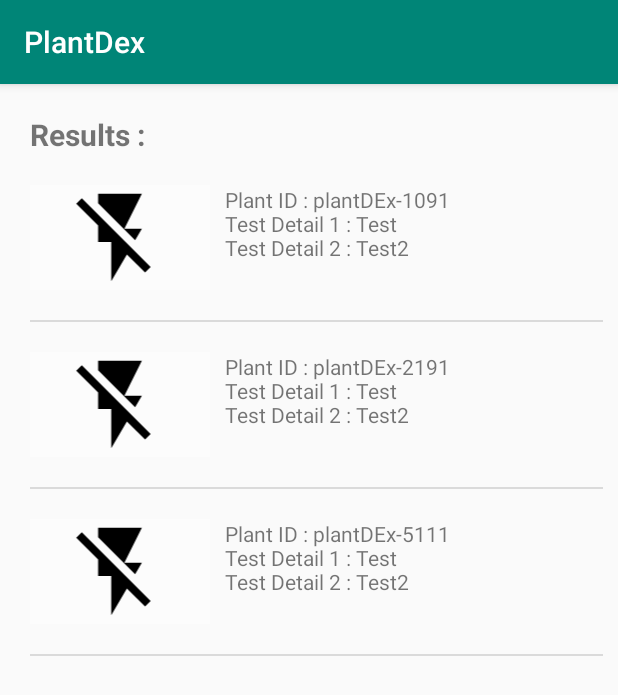
After one commit to mjzamoras/School-PlantDex, an Android app: the ClassifyResultActivity screen opened directly, with no data from a screen before it, on a phone screen of 412 x 824 dp. The commit adds this screen. Shown: the top 695 px of the screen. Run offline under Robolectric (Android 15) with nearby library versions, the phone set to English and light mode, and no system bars.

Commit message:
Added Framework for Classify Results

```diff
--- /dev/null
+++ b/PlantDexAndroidApp/app/src/main/java/programming/mjzamoras/plantdexandroidapp/Adapters/ResultsAdapter.java
@@ -0,0 +1,79 @@
+package programming.mjzamoras.plantdexandroidapp.Adapters;
+
+import android.content.Context;
+import android.view.LayoutInflater;
+import android.view.View;
+import android.view.ViewGroup;
+import android.widget.ImageView;
+import android.widget.TextView;
+
+import androidx.annotation.NonNull;
+import androidx.recyclerview.widget.RecyclerView;
+
+import java.util.List;
+
+import programming.mjzamoras.plantdexandroidapp.Object.APIPlantIDResponse;
+import programming.mjzamoras.plantdexandroidapp.R;
+
+public class ResultsAdapter extends RecyclerView.Adapter<ResultsAdapter.ResultsViewHolder> {
+    public List<APIPlantIDResponse> results;
+    private ResultsAction resultsAction;
+
+    @NonNull
+    @Override
+    public ResultsViewHolder onCreateViewHolder(@NonNull ViewGroup parent, int viewType) {
+        Context ctx = parent.getContext();
+        LayoutInflater inflater = LayoutInflater.from(ctx);
+        View v = inflater.inflate(R.layout.layout_results, parent, false);
+
+        return new ResultsViewHolder(v);
+    }
+
+    @Override
+    public void onBindViewHolder(@NonNull ResultsViewHolder holder, int position) {
+        APIPlantIDResponse plant = results.get(position);
+        String detailsShown = "Plant ID : " + plant.getPlantID() + "\nTest Detail 1 : Test\nTest Detail 2 : Test2 ";
+        holder.txtPlantID.setText(detailsShown);
+    }
+
+    @Override
+    public int getItemCount() {
+        if(results == null){
+            return  0;
+        }else{
+            return results.size();
+        }
+    }
+
+    public interface ResultsAction{
+        void select(APIPlantIDResponse plant);
+    }
+
+    public ResultsAdapter(ResultsAction resultsAction) {
+        this.resultsAction = resultsAction;
+    }
+
+    public void setResults(List<APIPlantIDResponse> results) {
+        this.results = results;
+        notifyDataSetChanged();
+    }
+
+    class ResultsViewHolder extends RecyclerView.ViewHolder implements View.OnClickListener {
+
+        public final ImageView img;
+        public final TextView txtPlantID;
+
+        public ResultsViewHolder(@NonNull View itemView) {
+            super(itemView);
+            img = (ImageView) itemView.findViewById(R.id.img);
+            txtPlantID = (TextView) itemView.findViewById(R.id.txtPlantID);
+            itemView.setOnClickListener(this);
+        }
+
+        @Override
+        public void onClick(View v) {
+            APIPlantIDResponse plant = results.get(getAdapterPosition());
+            resultsAction.select(plant);
+        }
+    }
+}
--- a/PlantDexAndroidApp/app/src/main/java/programming/mjzamoras/plantdexandroidapp/ClassifyFragment.java
+++ b/PlantDexAndroidApp/app/src/main/java/programming/mjzamoras/plantdexandroidapp/ClassifyFragment.java
@@ -4,6 +4,7 @@ package programming.mjzamoras.plantdexandroidapp;
 import android.Manifest;
 import android.app.Activity;
 import android.content.Context;
+import android.content.Intent;
 import android.content.pm.PackageManager;
 import android.graphics.Camera;
 import android.graphics.ImageFormat;
@@ -20,6 +21,7 @@ import android.hardware.camera2.TotalCaptureResult;
 import android.hardware.camera2.params.StreamConfigurationMap;
 import android.media.Image;
 import android.media.ImageReader;
+import android.os.AsyncTask;
 import android.os.Bundle;
 
 import androidx.annotation.NonNull;
@@ -40,6 +42,7 @@ import android.view.View;
 import android.view.ViewGroup;
 import android.widget.Button;
 import android.widget.ImageView;
+import android.widget.RelativeLayout;
 import android.widget.Toast;
 
 import java.io.File;
@@ -53,6 +56,8 @@ import java.util.Arrays;
 import java.util.List;
 import java.util.UUID;
 
+import programming.mjzamoras.plantdexandroidapp.Object.APIPlantIDResponse;
+
 
 /**
  * A simple {@link Fragment} subclass.
@@ -61,6 +66,7 @@ public class ClassifyFragment extends Fragment {
 
     private TextureView textureView;
     private Button btnCapture, btnOpen, btnReset;
+    private RelativeLayout rlLoading;
 
     public ClassifyFragment() {
         // Required empty public constructor
@@ -140,7 +146,7 @@ public class ClassifyFragment extends Fragment {
         btnCapture = (Button) v.findViewById(R.id.btnCapture);
         btnOpen = (Button) v.findViewById(R.id.btnOpen);
         btnReset = (Button) v.findViewById(R.id.btnReset);
-
+        rlLoading = (RelativeLayout) v.findViewById(R.id.rlLoading);
 
         assert textureView != null;
         textureView.setSurfaceTextureListener(textureListener);
@@ -163,6 +169,7 @@ public class ClassifyFragment extends Fragment {
                     btnCapture.setText("Capture");
                     Drawable img = getContext().getResources().getDrawable( R.drawable.ic_save_24px );
                     img.setBounds( 0, 0, 81, 81 );
+                    SendClassifyRequest();
                     btnCapture.setCompoundDrawables( null, img, null, null );
                 }
 
@@ -182,7 +189,7 @@ public class ClassifyFragment extends Fragment {
                 Drawable img = getContext().getResources().getDrawable( R.drawable.ic_save_24px );
                 img.setBounds( 0, 0, 81, 81 );
                 btnCapture.setCompoundDrawables( null, img, null, null );
-                SendClassifyRequest();
+
             }
         });
 
@@ -191,6 +198,8 @@ public class ClassifyFragment extends Fragment {
 
     private void SendClassifyRequest(){
 
+        Intent resultIntent = new Intent(getContext(), ClassifyResultActivity.class);
+        startActivity(resultIntent);
     }
 
     private void snapShot(){
@@ -410,4 +419,24 @@ public class ClassifyFragment extends Fragment {
             e.printStackTrace();
         }
     }
+
+    class ClassifyImage extends AsyncTask<Void, Void, String>{
+
+        @Override
+        protected void onPreExecute() {
+            super.onPreExecute();
+            rlLoading.setVisibility(View.VISIBLE);
+        }
+
+        @Override
+        protected String doInBackground(Void... voids) {
+            return null;
+        }
+
+        @Override
+        protected void onPostExecute(String s) {
+            super.onPostExecute(s);
+
+        }
+    }
 }
--- /dev/null
+++ b/PlantDexAndroidApp/app/src/main/java/programming/mjzamoras/plantdexandroidapp/ClassifyResultActivity.java
@@ -0,0 +1,52 @@
+package programming.mjzamoras.plantdexandroidapp;
+
+import androidx.appcompat.app.AppCompatActivity;
+import androidx.recyclerview.widget.LinearLayoutManager;
+import androidx.recyclerview.widget.RecyclerView;
+
+import android.os.Bundle;
+import android.widget.Toast;
+
+import java.util.ArrayList;
+import java.util.List;
+
+import programming.mjzamoras.plantdexandroidapp.Adapters.ResultsAdapter;
+import programming.mjzamoras.plantdexandroidapp.Object.APIPlantIDResponse;
+
+public class ClassifyResultActivity extends AppCompatActivity implements ResultsAdapter.ResultsAction {
+
+    private RecyclerView rvResults;
+    private List<APIPlantIDResponse> response;
+    private ResultsAdapter adapter;
+
+    @Override
+    protected void onCreate(Bundle savedInstanceState) {
+        super.onCreate(savedInstanceState);
+        setContentView(R.layout.activity_classify_result);
+
+        rvResults = (RecyclerView) findViewById(R.id.rvResults);
+        response = new ArrayList<>();
+
+        APIPlantIDResponse plant = new APIPlantIDResponse("plantDEx-1091");
+        APIPlantIDResponse plant2 = new APIPlantIDResponse("plantDEx-2191");
+        APIPlantIDResponse plant3 = new APIPlantIDResponse("plantDEx-5111");
+        response.add(plant);
+        response.add(plant2);
+        response.add(plant3);
+
+        LinearLayoutManager linearLayoutManager = new LinearLayoutManager(this, LinearLayoutManager.VERTICAL, false);
+        rvResults.setLayoutManager(linearLayoutManager);
+        adapter = new ResultsAdapter(this);
+        rvResults.setAdapter(adapter);
+        adapter.setResults(response);
+    }
+
+    @Override
+    public void select(APIPlantIDResponse plant) {
+        Toast.makeText(ClassifyResultActivity.this, plant.getPlantID(), Toast.LENGTH_LONG).show();
+    }
+
+    public void setResponse(List<APIPlantIDResponse> response) {
+        this.response = response;
+    }
+}
--- a/PlantDexAndroidApp/app/src/main/java/programming/mjzamoras/plantdexandroidapp/DataSource/APIDataManager.java
+++ b/PlantDexAndroidApp/app/src/main/java/programming/mjzamoras/plantdexandroidapp/DataSource/APIDataManager.java
@@ -6,4 +6,6 @@ public class APIDataManager {
     public static String COMMAND = "";
     public static String AUTH_KEY = "UGxhbnREZXhDbGllbnQ=";     // base64 encoded
 
+
+
 }
--- /dev/null
+++ b/PlantDexAndroidApp/app/src/main/java/programming/mjzamoras/plantdexandroidapp/Object/APIPlantIDResponse.java
@@ -0,0 +1,20 @@
+package programming.mjzamoras.plantdexandroidapp.Object;
+
+public class APIPlantIDResponse {
+    String plantID;
+
+    public APIPlantIDResponse() {
+    }
+
+    public APIPlantIDResponse(String plantID) {
+        this.plantID = plantID;
+    }
+
+    public String getPlantID() {
+        return plantID;
+    }
+
+    public void setPlantID(String plantID) {
+        this.plantID = plantID;
+    }
+}
--- /dev/null
+++ b/PlantDexAndroidApp/app/src/main/res/layout/activity_classify_result.xml
@@ -0,0 +1,34 @@
+<?xml version="1.0" encoding="utf-8"?>
+<RelativeLayout xmlns:android="http://schemas.android.com/apk/res/android"
+    xmlns:app="http://schemas.android.com/apk/res-auto"
+    xmlns:tools="http://schemas.android.com/tools"
+    android:layout_width="match_parent"
+    android:layout_height="match_parent"
+    tools:context=".ClassifyResultActivity">
+
+    <TextView
+        android:layout_marginTop="20dp"
+        android:textStyle="bold"
+        android:layout_marginStart="20dp"
+        android:layout_marginLeft="20dp"
+        android:textSize="20sp"
+        android:fontFamily="Century Gothic"
+        android:id="@+id/lbl"
+        android:text="Results : "
+        android:layout_width="wrap_content"
+        android:layout_height="wrap_content"
+        />
+
+    <androidx.recyclerview.widget.RecyclerView
+        android:id="@+id/rvResults"
+        android:layout_width="match_parent"
+        android:layout_height="match_parent"
+        android:layout_below="@id/lbl"
+        android:layout_marginStart="20dp"
+        android:layout_marginLeft="20dp"
+        android:layout_marginRight="10dp"
+        android:layout_marginEnd="10dp"
+        android:layout_marginBottom="20dp"
+        />
+
+</RelativeLayout>
--- a/PlantDexAndroidApp/app/src/main/res/layout/fragment_classify.xml
+++ b/PlantDexAndroidApp/app/src/main/res/layout/fragment_classify.xml
@@ -65,5 +65,20 @@
         android:layout_height="wrap_content"
         />
 
+    <RelativeLayout
+        android:id="@+id/rlLoading"
+        android:layout_width="match_parent"
+        android:layout_height="match_parent"
+        android:background="@color/transparentGrey"
+        android:visibility="invisible"
+        >
+
+        <ProgressBar
+            android:layout_width="wrap_content"
+            android:layout_centerInParent="true"
+            android:layout_height="wrap_content"
+            />
+
+    </RelativeLayout>
 
 </RelativeLayout>
--- /dev/null
+++ b/PlantDexAndroidApp/app/src/main/res/layout/layout_results.xml
@@ -0,0 +1,38 @@
+<?xml version="1.0" encoding="utf-8"?>
+<RelativeLayout xmlns:android="http://schemas.android.com/apk/res/android"
+    android:orientation="horizontal" android:layout_width="match_parent"
+    android:layout_height="wrap_content">
+
+    <ImageView
+        android:layout_marginTop="20dp"
+        android:layout_width="120dp"
+        android:layout_height="70dp"
+        android:src="@drawable/ic_flash_off_24px"
+        android:background="@color/colorFadedWhite"
+        android:adjustViewBounds="false"
+        android:id="@+id/img"
+        android:layout_marginBottom="20dp"
+        />
+
+    <TextView
+        android:layout_marginTop="20dp"
+        android:layout_toRightOf="@id/img"
+        android:layout_marginLeft="10dp"
+        android:layout_marginStart="10dp"
+        android:layout_width="wrap_content"
+        android:layout_height="wrap_content"
+        android:text=""
+        android:textStyle="normal"
+        android:textSize="14sp"
+        android:id="@+id/txtPlantID"
+        />
+
+    <View
+        android:layout_below="@id/img"
+        android:layout_width="match_parent"
+        android:layout_height="1dp"
+        android:background="#dadada"
+        android:layout_marginLeft="0dp"
+        android:layout_marginRight="0dp" />
+
+</RelativeLayout>
```
Also changed, not shown: PlantDexAndroidApp/app/src/main/AndroidManifest.xml (+7 -10 lines), 1 other file.
